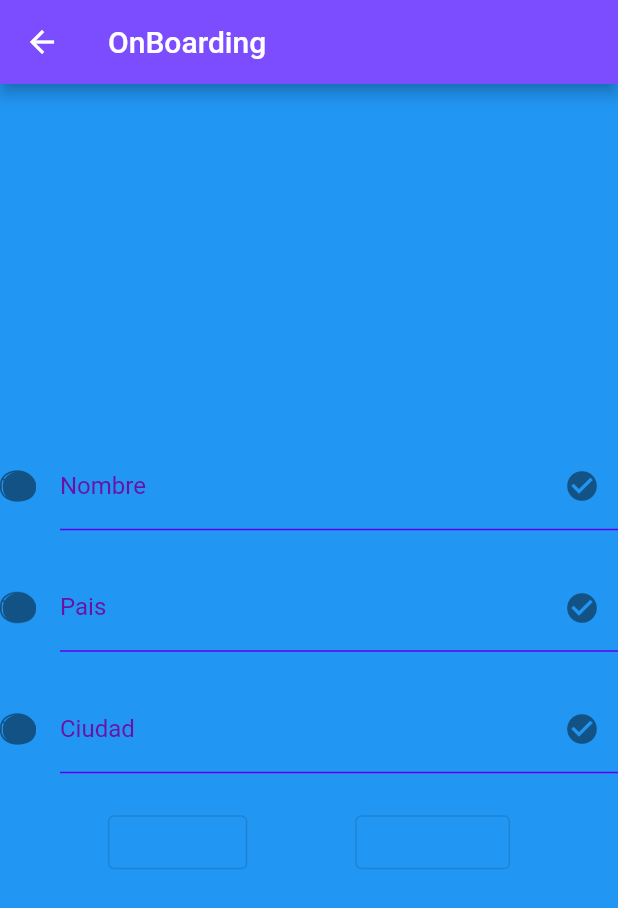
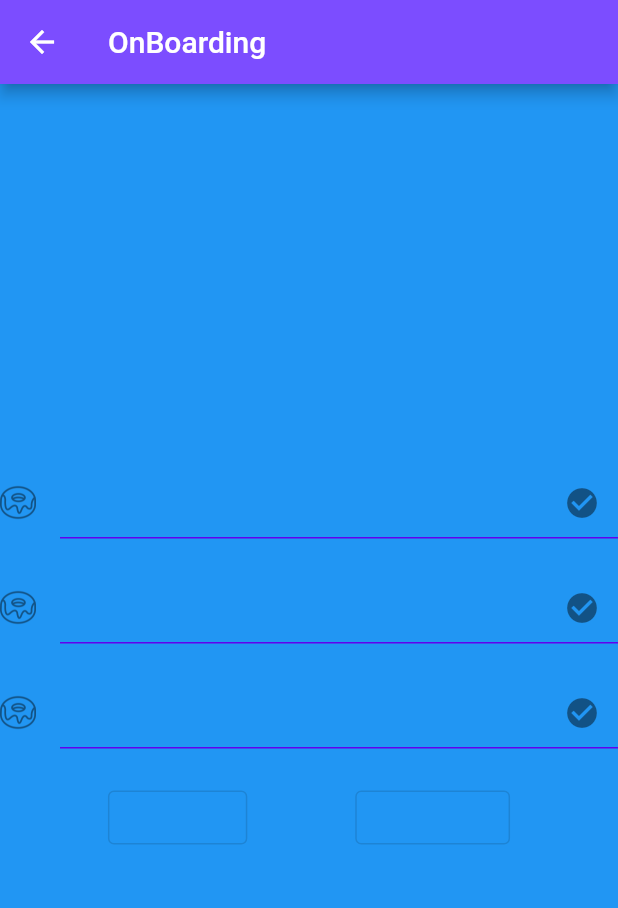
Before and after one commit to JessyLP/ExDIN, a Flutter app: the onBoardingView screen opened directly, on a phone screen of 412 x 824 dp. Shown: the top 908 px of the screen. Run offline on Flutter 3.47's test engine with Material 2 defaults, Android fonts, the phone set to English and light mode, and no system bars; our stand-ins replace cloud_firestore, firebase_auth, firebase_core; accounts and stored records are empty.

Commit message:
arreglo de foto en inputtext

```diff
--- a/lib/App.dart
+++ b/lib/App.dart
@@ -25,7 +25,7 @@ class App extends StatelessWidget {
       routes: {
         '/Login':(context) => LoginView(),
         '/Registro':(context) => RegisterView(),
-        '/Splash':(context) => SplashView("assets/images/dona.png"),
+        '/Splash':(context) => SplashView("assets/images/dona1.png"),
 
         // '/Home':(context) => HomeView(),
        // '/OnBoarding':(context) => const OnBoardingView(),
--- a/lib/Customs/EKInputText.dart
+++ b/lib/Customs/EKInputText.dart
@@ -29,8 +29,8 @@ class InputText extends StatelessWidget {
       enableSuggestions: !blIsPsswd,
       autocorrect: !blIsPsswd,
       decoration:  InputDecoration(
-      icon:ImageIcon(AssetImage('assets/images/dona.png')),
-        labelText: titulo,
+      icon:ImageIcon(AssetImage('assets/images/dona1.png')),
+        //labelText: titulo,
         labelStyle: TextStyle(
           color: Color(0xFF6B11A4),
         ),
```
Also changed, not shown: assets/images/dona1.png (added).
